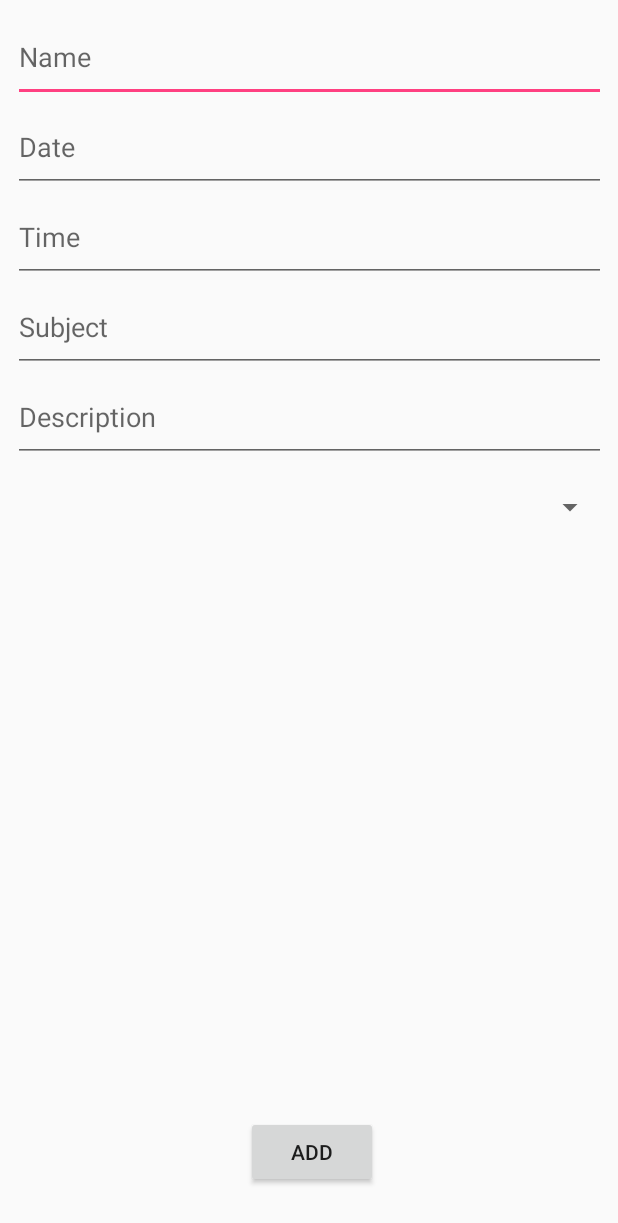
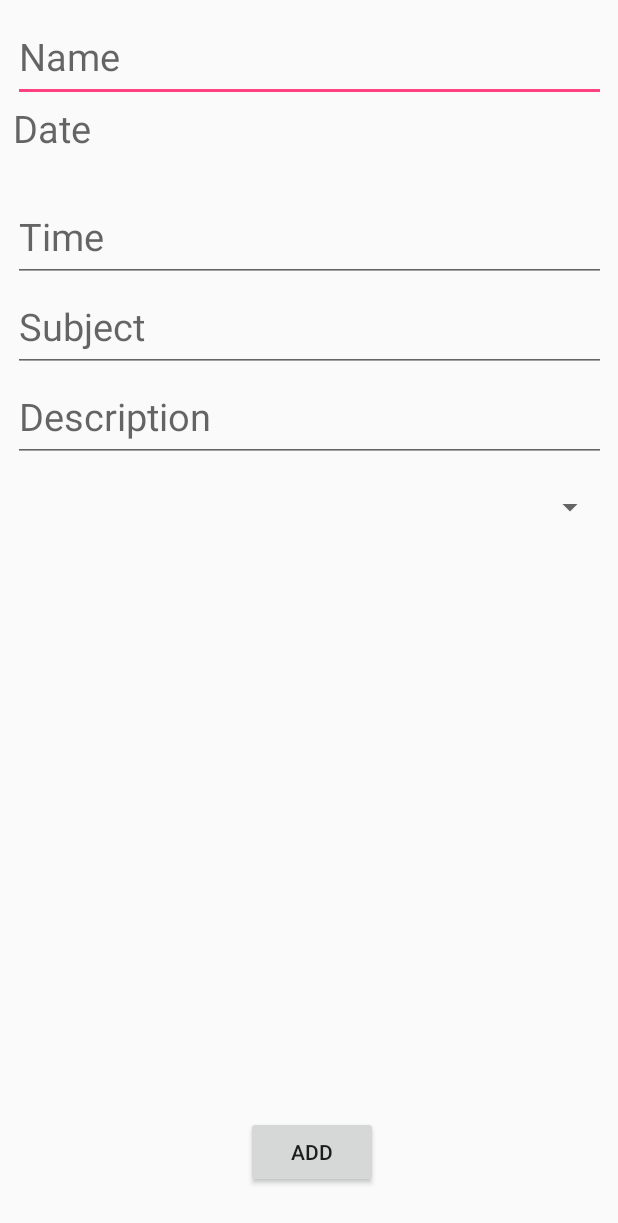
Before and after one commit to CyStorm/casProject, an Android app: the layout content_add_task.xml on its own in the app's theme, with its tools: preview values and no code run, on a phone screen of 412 x 824 dp. Shown: the top 1223 px of the screen. Run offline under Robolectric (Android 15) with nearby library versions, the phone set to English and light mode, and no system bars.

Commit message:
date
added date selection functionality

```diff
--- a/masterCasProject/app/src/main/java/com/example/fumblevore_gaming/mastercasproject/DateDetail.java
+++ b/masterCasProject/app/src/main/java/com/example/fumblevore_gaming/mastercasproject/DateDetail.java
@@ -40,6 +40,7 @@ public class DateDetail extends AppCompatActivity {
         String TaskSubject = recieveData.getStringExtra("TaskSubject");
         String TaskPriority = recieveData.getStringExtra("TaskPriority");
 
+
         getSupportActionBar().setDisplayHomeAsUpEnabled(true);
     }
 
--- a/masterCasProject/app/src/main/res/layout/content_add_task.xml
+++ b/masterCasProject/app/src/main/res/layout/content_add_task.xml
@@ -36,23 +36,25 @@
             android:id="@+id/taskName"
             android:layout_width="match_parent"
             android:layout_height="60dp"
+            android:textSize="25sp"
             android:ems="10"
             android:hint="Name"
             android:inputType="text" />
 
-        <EditText
+        <TextView
             android:id="@+id/taskDate"
             android:layout_width="match_parent"
             android:layout_height="60dp"
+            android:textSize="25sp"
             android:ems="10"
-            android:hint="Date"
-            android:inputType="date" />
+            android:hint="Date" />
 
         <EditText
             android:id="@+id/taskTime"
             android:layout_width="match_parent"
             android:layout_height="60dp"
             android:ems="10"
+            android:textSize="25sp"
             android:hint="Time"
             android:inputType="time" />
 
@@ -60,6 +62,7 @@
             android:id="@+id/taskSubject"
             android:layout_width="match_parent"
             android:layout_height="60dp"
+            android:textSize="25sp"
             android:ems="10"
             android:hint="Subject"
             android:inputType="text" />
@@ -67,6 +70,7 @@
         <EditText
             android:id="@+id/taskDescription"
             android:layout_width="match_parent"
+            android:textSize="25sp"
             android:layout_height="60dp"
             android:ems="10"
             android:hint="Description"
@@ -76,6 +80,7 @@
             android:id="@+id/taskPriority"
             android:layout_width="match_parent"
             android:layout_height="60dp"
+            android:textSize="25sp"
             android:hint="Priority"
             android:spinnerMode="dropdown" />
 
```
Also changed, not shown: masterCasProject/app/src/main/java/com/example/fumblevore_gaming/mastercasproject/AddTask.java (+40 -3 lines), masterCasProject/app/src/main/java/com/example/fumblevore_gaming/mastercasproject/Task.java (added, +38 -0 lines).
